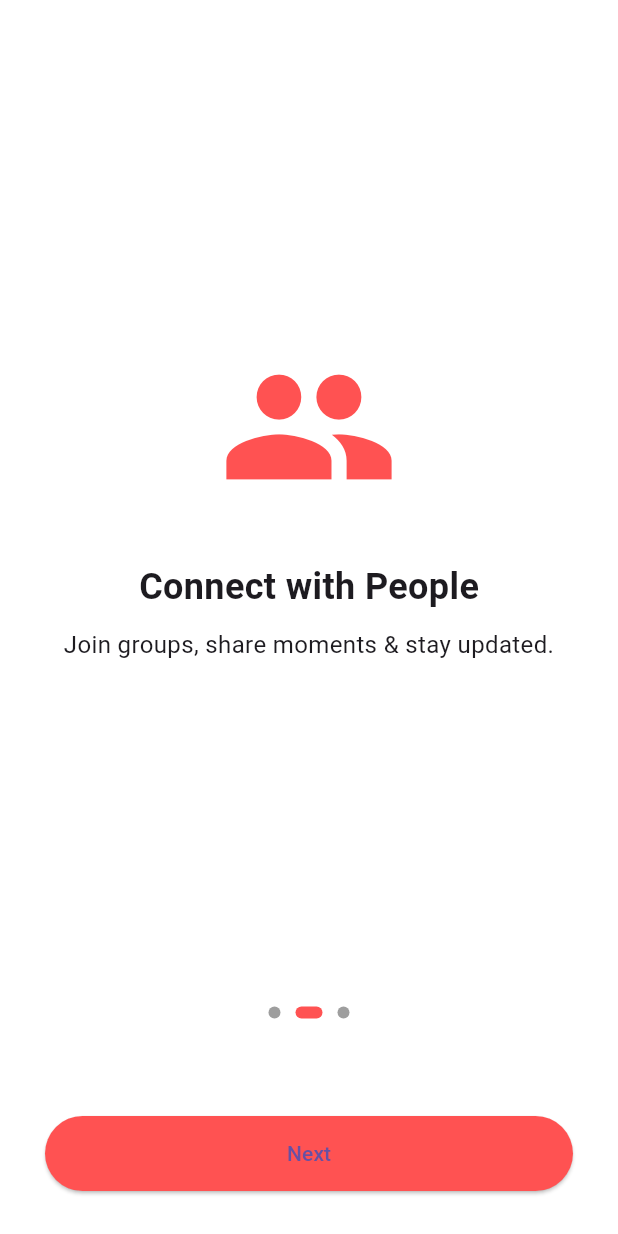
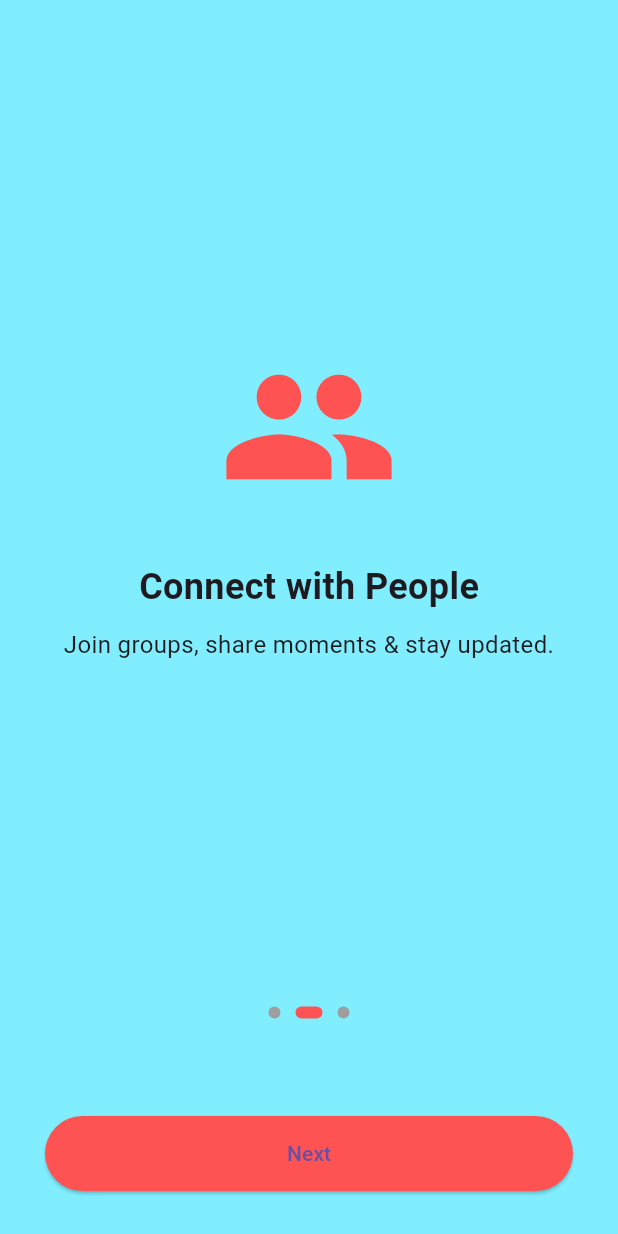
Before and after one commit to sagarkadel255/funchat, a Flutter app: the screen it shows after launch, swiped to page 2, on a phone screen of 412 x 824 dp. Run offline on Flutter 3.47's test engine with Material 3 defaults, Android fonts, the phone set to English and light mode, and no system bars; Roboto replaces fonts that are missing (OpenSans).

Commit message:
Update app theme and main.dart

```diff
--- a/lib/main.dart
+++ b/lib/main.dart
@@ -6,7 +6,7 @@ void main() {
 }
 
 class FunChatApp extends StatelessWidget {
-  const FunChatApp({super.key}); // Use super.key
+  const FunChatApp({super.key});
 
   @override
   Widget build(BuildContext context) {
@@ -14,9 +14,34 @@ class FunChatApp extends StatelessWidget {
       title: 'Funchat',
       debugShowCheckedModeBanner: false,
       theme: ThemeData(
-        primarySwatch: Colors.blue,
-        scaffoldBackgroundColor: Colors.white,
+        //  Global Font
+        fontFamily: 'OpenSans',
+
+        //  App Colors
+        primaryColor: const Color(0xFF667EEA),
+        scaffoldBackgroundColor: const Color(0xFF81EEFF),
+
+        //  Text Theme (Professional)
+        textTheme: const TextTheme(
+          headlineLarge: TextStyle(
+            fontSize: 26,
+            fontWeight: FontWeight.bold,
+          ),
+          titleMedium: TextStyle(
+            fontSize: 16,
+            fontWeight: FontWeight.w600,
+          ),
+          bodyMedium: TextStyle(
+            fontSize: 14,
+          ),
+        ),
+
+        //  Button Theme
+        floatingActionButtonTheme: const FloatingActionButtonThemeData(
+          backgroundColor: Color(0xFF5DA5ED),
+        ),
       ),
+
       home: const SplashScreen(),
     );
   }
--- a/lib/utils/colors.dart
+++ b/lib/utils/colors.dart
@@ -1,8 +1,9 @@
 import 'package:flutter/material.dart';
 
 class AppColors {
-  static const primary = Color(0xFF1E88E5); // Blue
-  static const accent = Color(0xFF42A5F5);
-  static const background = Colors.white;
+  static const primary = Color(0xFF667EEA);
+  static const accent = Color(0xFF764BA2);
+  static const background = Color(0xFF81EEFF);
   static const text = Colors.black;
+  static const badge = Color(0xFF2575FC);
 }
```
